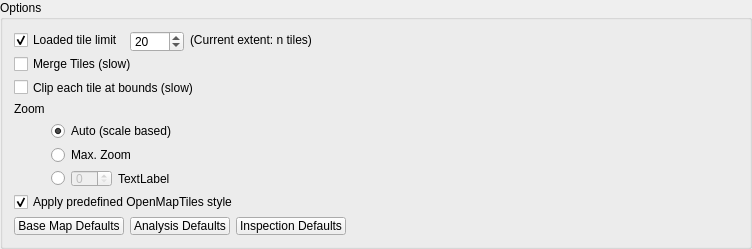
Qt form ui/options.ui (geometalab/Vector-Tiles-Reader-QGIS-Plugin) before a commit.
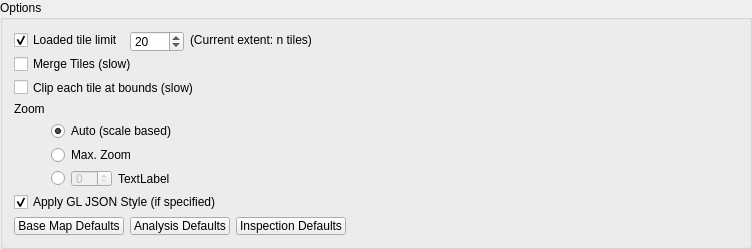
The same form after that commit.

What changed in the file:
```diff
--- a/ui/options.ui
+++ b/ui/options.ui
@@ -35,7 +35,7 @@
       <string>Apply a build-in, predefined QGIS style made for OpenMapTiles (instead of random QGIS default style)</string>
      </property>
      <property name="text">
-      <string>Apply predefined OpenMapTiles style</string>
+      <string>Apply GL JSON Style (if specified)</string>
      </property>
      <property name="checked">
       <bool>true</bool>
```
